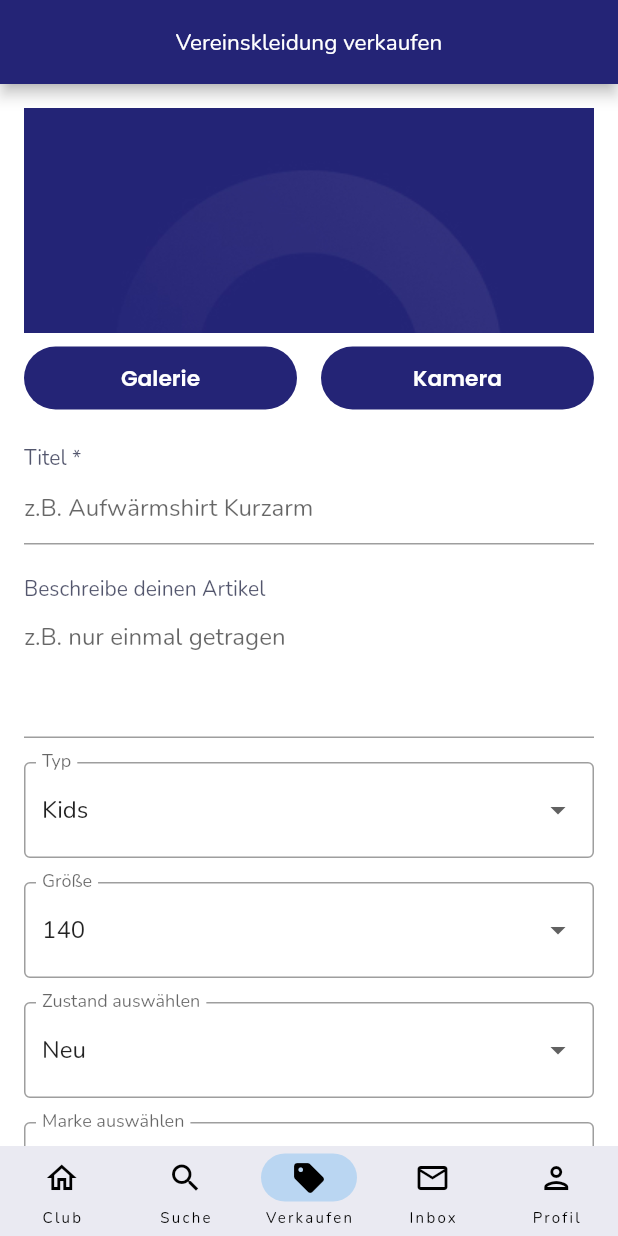
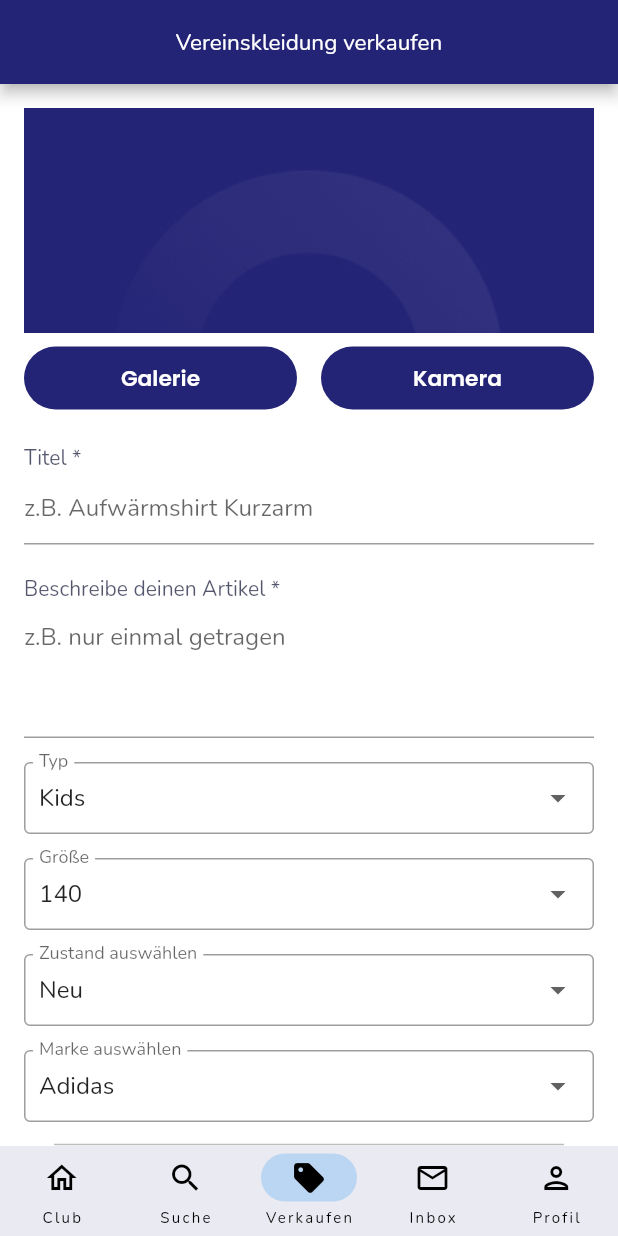
Before and after one commit to TobiasSchotter/clubtwice, a Flutter app: the screen it shows once a user with an empty profile is signed in, item 3 of the bottom bar chosen, on a phone screen of 412 x 824 dp. Run offline on Flutter 3.47's test engine with Material 2 defaults, Android fonts, the phone set to English and light mode, and no system bars; our stand-ins replace carousel_slider, cloud_firestore, firebase_auth, firebase_core, firebase_storage, flutter_svg and 1 more; accounts and stored records are empty.

Commit message:
small changes

```diff
--- a/lib/views/screens/profile_page_item.dart
+++ b/lib/views/screens/profile_page_item.dart
@@ -104,7 +104,6 @@ class _ProfilePageItemState extends State<ProfilePageItem> {
         ),
         systemOverlayStyle: SystemUiOverlayStyle.light,
       ),
-      // bottomNavigationBar: PageSwitcher(),
       body: ListView(
         shrinkWrap: true,
         physics: const BouncingScrollPhysics(),
--- a/lib/views/screens/sell_page.dart
+++ b/lib/views/screens/sell_page.dart
@@ -109,7 +109,7 @@ class _SellPageState extends State<SellPage> {
               Container(
                 margin: const EdgeInsets.only(top: 20, bottom: 0),
                 child: Text(
-                  'Beschreibe deinen Artikel',
+                  'Beschreibe deinen Artikel *',
                   style: TextStyle(
                     color: AppColor.secondary.withOpacity(0.7),
                   ),
@@ -131,6 +131,10 @@ class _SellPageState extends State<SellPage> {
                 decoration: const InputDecoration(
                   border: OutlineInputBorder(),
                   labelText: 'Typ',
+                  contentPadding: EdgeInsets.symmetric(
+                    horizontal: 10.0,
+                    vertical: 0,
+                  ),
                 ),
                 onChanged: (newValue) {
                   setState(() {
@@ -153,6 +157,10 @@ class _SellPageState extends State<SellPage> {
                 decoration: const InputDecoration(
                   border: OutlineInputBorder(),
                   labelText: 'Größe',
+                  contentPadding: EdgeInsets.symmetric(
+                    horizontal: 10.0,
+                    vertical: 0,
+                  ),
                 ),
                 onChanged: (newValue) {
                   setState(() {
@@ -174,6 +182,10 @@ class _SellPageState extends State<SellPage> {
                   decoration: const InputDecoration(
                     labelText: 'Zustand auswählen',
                     border: OutlineInputBorder(),
+                    contentPadding: EdgeInsets.symmetric(
+                      horizontal: 10.0,
+                      vertical: 0,
+                    ),
                   ),
                   items: _conditionOptions
                       .map<DropdownMenuItem<String>>((String value) {
@@ -195,6 +207,10 @@ class _SellPageState extends State<SellPage> {
                 decoration: const InputDecoration(
                   labelText: 'Marke auswählen',
                   border: OutlineInputBorder(),
+                  contentPadding: EdgeInsets.symmetric(
+                    horizontal: 10.0,
+                    vertical: 0,
+                  ),
                 ),
                 items: [
                   const DropdownMenuItem<String>(
@@ -261,6 +277,10 @@ class _SellPageState extends State<SellPage> {
                   decoration: const InputDecoration(
                     labelText: 'Verein auswählen',
                     border: OutlineInputBorder(),
+                    contentPadding: EdgeInsets.symmetric(
+                      horizontal: 10.0,
+                      vertical: 0,
+                    ),
                   ),
                   items: <String>['SG Quelle', 'SGV Nürnberg Fürth']
                       .map<DropdownMenuItem<String>>((String value) {
@@ -281,11 +301,12 @@ class _SellPageState extends State<SellPage> {
                   focusColor: AppColor.primarySoft,
                   value: _selectedSport,
                   decoration: const InputDecoration(
-                    //contentPadding: EdgeInsets.symmetric(horizontal: 8),
-                    //border: InputBorder.none,
                     labelText: 'Sportart auswählen',
-
                     border: OutlineInputBorder(),
+                    contentPadding: EdgeInsets.symmetric(
+                      horizontal: 10.0,
+                      vertical: 0,
+                    ),
                   ),
                   items: <String>['Fußball', 'Basketball']
                       .map<DropdownMenuItem<String>>((String value) {
```
